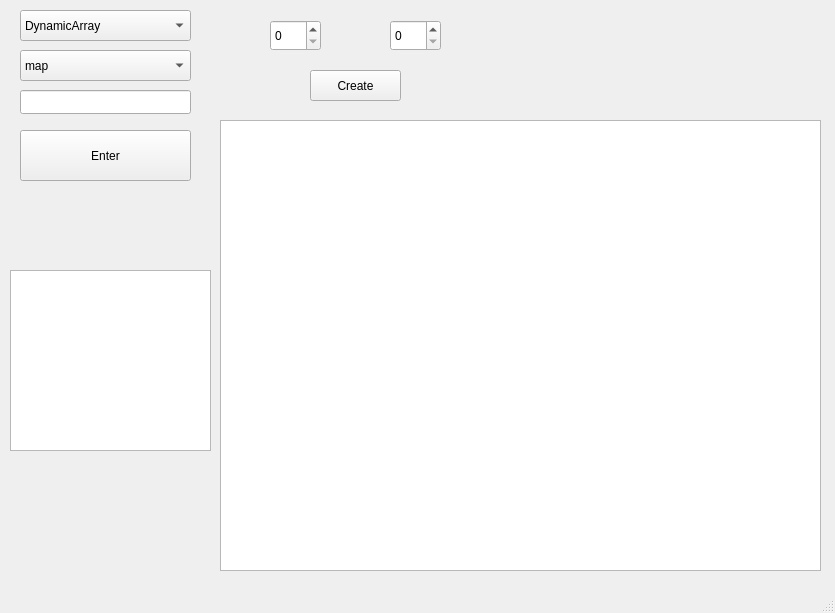
Before: the Qt Designer form GUI/mainwindow.ui in DDDDJptichka/lab_sem2, drawn with Qt 5.
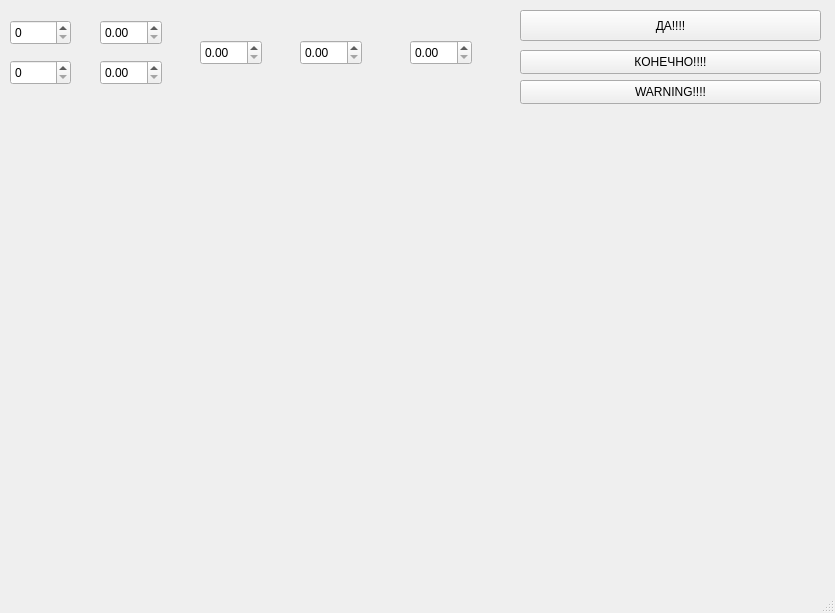
After: the same form once the commit is applied.

Patch:
```diff
--- a/GUI/mainwindow.ui
+++ b/GUI/mainwindow.ui
@@ -14,182 +14,125 @@
    <string>MainWindow</string>
   </property>
   <widget class="QWidget" name="centralwidget">
-   <widget class="QPushButton" name="RunButton">
+   <widget class="QWidget" name="canvasPlace" native="true">
     <property name="geometry">
      <rect>
-      <x>20</x>
-      <y>130</y>
-      <width>171</width>
-      <height>51</height>
-     </rect>
-    </property>
-    <property name="text">
-     <string>Enter</string>
-    </property>
-   </widget>
-   <widget class="QComboBox" name="MethodBox">
-    <property name="geometry">
-     <rect>
-      <x>20</x>
-      <y>50</y>
-      <width>171</width>
-      <height>31</height>
-     </rect>
-    </property>
-    <item>
-     <property name="text">
-      <string>map</string>
-     </property>
-    </item>
-    <item>
-     <property name="text">
-      <string>reduce</string>
-     </property>
-    </item>
-    <item>
-     <property name="text">
-      <string>where</string>
-     </property>
-    </item>
-    <item>
-     <property name="text">
-      <string>get</string>
-     </property>
-    </item>
-    <item>
-     <property name="text">
-      <string>set</string>
-     </property>
-    </item>
-    <item>
-     <property name="text">
-      <string>get_diag_count</string>
-     </property>
-    </item>
-    <item>
-     <property name="text">
-      <string>get_matrix_size</string>
-     </property>
-    </item>
-    <item>
-     <property name="text">
-      <string>get_inverse_matrix</string>
-     </property>
-    </item>
-    <item>
-     <property name="text">
-      <string>frobenius_norm</string>
-     </property>
-    </item>
-    <item>
-     <property name="text">
-      <string>multiply_by_scalar</string>
-     </property>
-    </item>
-    <item>
-     <property name="text">
-      <string>summary_with_scalar</string>
-     </property>
-    </item>
-    <item>
-     <property name="text">
-      <string>summary_with_matrix</string>
-     </property>
-    </item>
-   </widget>
-   <widget class="QComboBox" name="ContainerTypeBox">
-    <property name="geometry">
-     <rect>
-      <x>20</x>
-      <y>10</y>
-      <width>171</width>
-      <height>31</height>
-     </rect>
-    </property>
-    <item>
-     <property name="text">
-      <string>DynamicArray</string>
-     </property>
-    </item>
-    <item>
-     <property name="text">
-      <string>LinkedList</string>
-     </property>
-    </item>
-    <item>
-     <property name="text">
-      <string>ArraySequence</string>
-     </property>
-    </item>
-    <item>
-     <property name="text">
-      <string>ListSequence</string>
-     </property>
-    </item>
-   </widget>
-   <widget class="QSpinBox" name="MatrixSizeBox">
-    <property name="geometry">
-     <rect>
-      <x>270</x>
-      <y>20</y>
-      <width>51</width>
-      <height>31</height>
-     </rect>
-    </property>
-   </widget>
-   <widget class="QSpinBox" name="DiagCountBox">
-    <property name="geometry">
-     <rect>
-      <x>390</x>
-      <y>20</y>
-      <width>51</width>
-      <height>31</height>
-     </rect>
-    </property>
-   </widget>
-   <widget class="QPushButton" name="CreateMatrixButton">
-    <property name="geometry">
-     <rect>
-      <x>310</x>
-      <y>70</y>
-      <width>91</width>
-      <height>31</height>
-     </rect>
-    </property>
-    <property name="text">
-     <string>Create</string>
-    </property>
-   </widget>
-   <widget class="QTableWidget" name="MatrixTable">
-    <property name="geometry">
-     <rect>
-      <x>220</x>
+      <x>10</x>
       <y>120</y>
-      <width>601</width>
+      <width>811</width>
       <height>451</height>
      </rect>
     </property>
    </widget>
-   <widget class="QLineEdit" name="ScalarInput">
+   <widget class="QSpinBox" name="NBox">
     <property name="geometry">
      <rect>
-      <x>20</x>
-      <y>90</y>
-      <width>171</width>
-      <height>24</height>
+      <x>10</x>
+      <y>20</y>
+      <width>61</width>
+      <height>25</height>
      </rect>
     </property>
    </widget>
-   <widget class="QTextEdit" name="OutputText">
+   <widget class="QSpinBox" name="stepsBox">
     <property name="geometry">
      <rect>
       <x>10</x>
-      <y>270</y>
-      <width>201</width>
-      <height>181</height>
+      <y>60</y>
+      <width>61</width>
+      <height>25</height>
      </rect>
     </property>
    </widget>
+   <widget class="QDoubleSpinBox" name="aBox">
+    <property name="geometry">
+     <rect>
+      <x>100</x>
+      <y>20</y>
+      <width>62</width>
+      <height>25</height>
+     </rect>
+    </property>
+   </widget>
+   <widget class="QDoubleSpinBox" name="tauBox">
+    <property name="geometry">
+     <rect>
+      <x>100</x>
+      <y>60</y>
+      <width>62</width>
+      <height>25</height>
+     </rect>
+    </property>
+   </widget>
+   <widget class="QDoubleSpinBox" name="leftBox">
+    <property name="geometry">
+     <rect>
+      <x>200</x>
+      <y>40</y>
+      <width>62</width>
+      <height>25</height>
+     </rect>
+    </property>
+   </widget>
+   <widget class="QDoubleSpinBox" name="rightBox">
+    <property name="geometry">
+     <rect>
+      <x>300</x>
+      <y>40</y>
+      <width>62</width>
+      <height>25</height>
+     </rect>
+    </property>
+   </widget>
+   <widget class="QDoubleSpinBox" name="hotBox">
+    <property name="geometry">
+     <rect>
+      <x>410</x>
+      <y>40</y>
+      <width>62</width>
+      <height>25</height>
+     </rect>
+    </property>
+   </widget>
+   <widget class="QPushButton" name="calcButton">
+    <property name="geometry">
+     <rect>
+      <x>520</x>
+      <y>10</y>
+      <width>301</width>
+      <height>31</height>
+     </rect>
+    </property>
+    <property name="text">
+     <string>ДА!!!!</string>
+    </property>
+   </widget>
+   <widget class="QPushButton" name="pushButton">
+    <property name="geometry">
+     <rect>
+      <x>520</x>
+      <y>50</y>
+      <width>301</width>
+      <height>24</height>
+     </rect>
+    </property>
+    <property name="text">
+     <string>КОНЕЧНО!!!!</string>
+    </property>
+   </widget>
+   <widget class="QPushButton" name="pushButton_2">
+    <property name="geometry">
+     <rect>
+      <x>520</x>
+      <y>80</y>
+      <width>301</width>
+      <height>24</height>
+     </rect>
+    </property>
+    <property name="text">
+     <string>WARNING!!!!</string>
+    </property>
+   </widget>
   </widget>
   <widget class="QMenuBar" name="menubar">
    <property name="geometry">
```
